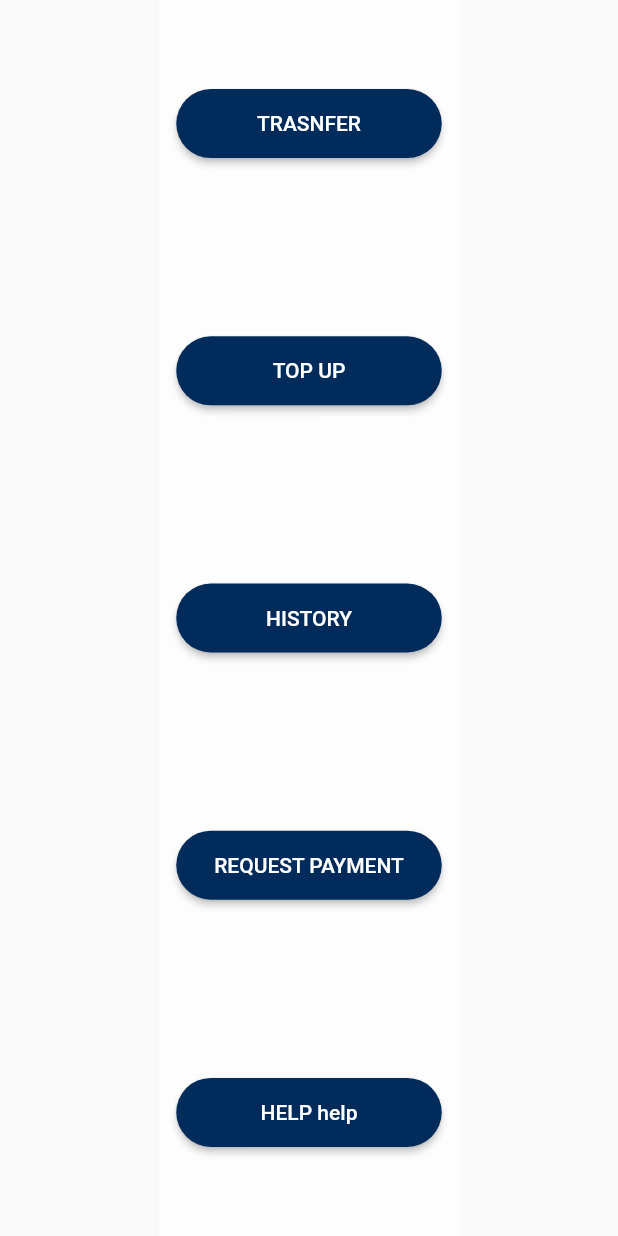
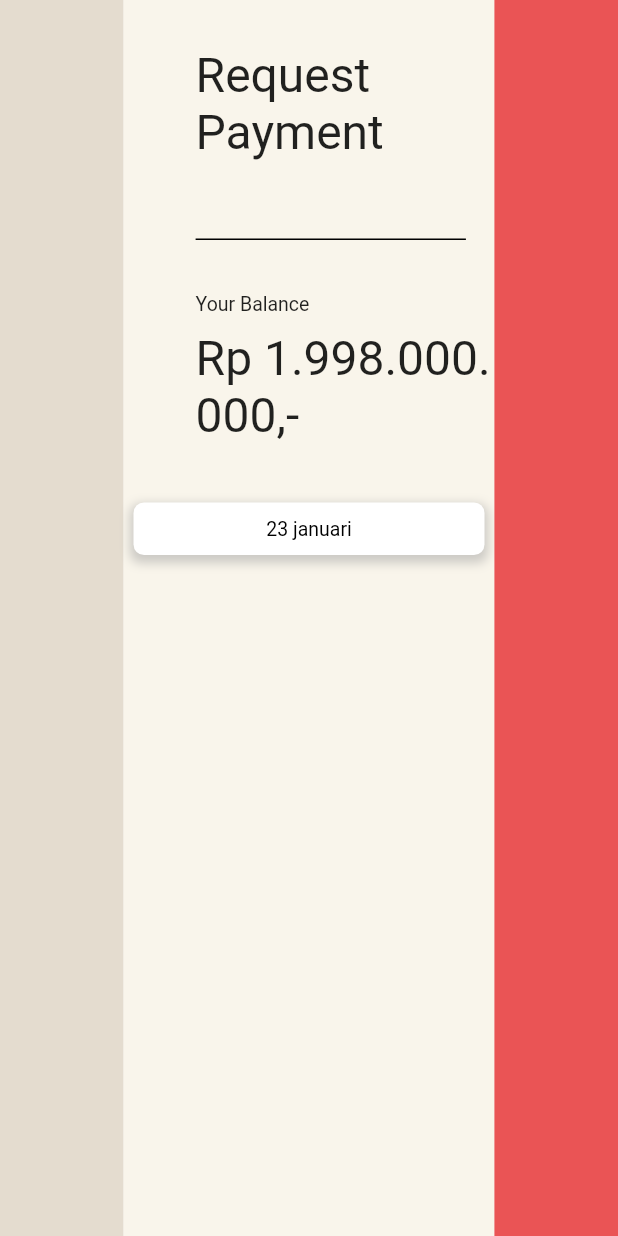
Before and after one commit to syehan893/arto-web, a Flutter app: the Dasbord screen opened directly, after a tap on "REQUEST PAYMENT", on a phone screen of 412 x 824 dp. Run offline on Flutter 3.47's test engine with Material 2 defaults, Android fonts, the phone set to English and light mode, and no system bars; our stand-ins replace easy_sidemenu.

Commit message:
add request

```diff
--- a/lib/view/screens/dasbord/dasbord.dart
+++ b/lib/view/screens/dasbord/dasbord.dart
@@ -3,6 +3,7 @@ import 'package:flutter/material.dart';
 import 'package:flutter/src/widgets/placeholder.dart';
 import 'package:flutter/src/widgets/framework.dart';
 import 'package:ta_smt4/view/screens/help/help.dart';
+import 'package:ta_smt4/view/screens/request/request.dart';
 import 'package:ta_smt4/view/screens/history/history.dart';
 import 'package:ta_smt4/view/screens/topUp/topUp.dart';
 import 'package:ta_smt4/view/screens/transfer/transfer.dart';
@@ -104,7 +105,7 @@ class Dasbord extends StatelessWidget {
                     Navigator.push(
                       context,
                       MaterialPageRoute(
-                        builder: (context) => Dasbord(),
+                        builder: (context) => Request(),
                       ),
                     );
                   },
--- /dev/null
+++ b/lib/view/screens/request/request.dart
@@ -0,0 +1,136 @@
+import 'package:flutter/material.dart';
+import 'package:flutter/src/widgets/framework.dart';
+import 'package:flutter/src/widgets/placeholder.dart';
+import '../../utils/warna.dart';
+
+class Request extends StatelessWidget {
+  const Request({super.key});
+
+  @override
+  Widget build(BuildContext context) {
+    double tinggiBody = MediaQuery.of(context).size.height;
+    double lebarBody = MediaQuery.of(context).size.width;
+
+    return Scaffold(
+      body: Row(
+        children: [
+          Expanded(
+            child: Container(
+              width: lebarBody * 0.20,
+              height: tinggiBody,
+              color: sideLeftColor,
+            ),
+          ),
+          Container(
+            width: lebarBody * 0.60,
+            height: tinggiBody,
+            color: centerPageColor,
+            child: Column(children: [
+              Align(
+                alignment: Alignment.centerLeft,
+                child: Padding(
+                  padding: const EdgeInsets.only(left: 48, top: 31),
+                  child: Container(
+                    child: Text(
+                      "Request Payment",
+                      style: TextStyle(fontSize: 32),
+                    ),
+                  ), //judul
+                ),
+              ),
+              SizedBox(
+                height: 52,
+              ),
+              Padding(
+                padding: const EdgeInsets.only(left: 48, right: 19),
+                child: Container(
+                  height: 1,
+                  width: lebarBody,
+                  color: Colors.black,
+                ), //garis
+              ),
+              SizedBox(
+                height: 35,
+              ),
+              Container(
+                child: Column(
+                  children: [
+                    Align(
+                      alignment: Alignment.topLeft,
+                      child: Container(
+                        padding: EdgeInsets.only(left: 48),
+                        child: Text(
+                          "Your Balance",
+                          style: TextStyle(fontSize: 13),
+                        ),
+                      ),
+                    )
+                  ],
+                ),
+              ),
+              SizedBox(
+                height: 10,
+              ),
+              Container(
+                child: Column(
+                  children: [
+                    Align(
+                      alignment: Alignment.topLeft,
+                      child: Container(
+                        padding: EdgeInsets.only(left: 48),
+                        child: Text(
+                          "Rp 1.998.000.000,-",
+                          style: TextStyle(fontSize: 32),
+                        ),
+                      ),
+                    )
+                  ],
+                ),
+              ),
+              SizedBox(
+                height: 39,
+              ),
+              Container(
+                child: Row(
+                  mainAxisAlignment: MainAxisAlignment.spaceEvenly,
+                  children: [
+                    Container(
+                      width: 234,
+                      height: 35,
+                      child: Center(
+                        child: Text(
+                          "23 januari",
+                          style: TextStyle(
+                            fontSize: 13,
+                            color: Colors.black,
+                          ),
+                        ),
+                      ),
+                      decoration: BoxDecoration(
+                          color: Colors.white,
+                          borderRadius: BorderRadius.circular(7),
+                          boxShadow: [
+                            BoxShadow(
+                              color: Colors.grey.withOpacity(0.5),
+                              spreadRadius: 2,
+                              blurRadius: 5,
+                              offset: Offset(0, 3),
+                            )
+                          ]),
+                    )
+                  ],
+                ),
+              )
+            ]),
+          ),
+          Expanded(
+              child: Container(
+            width: lebarBody * 0.20,
+            height: tinggiBody,
+            color: sideRightColor,
+          ))
+        ],
+      ),
+    );
+  }
+}
```
Also changed, not shown: lib/view/screens/history/history.dart (+3 -4 lines).
